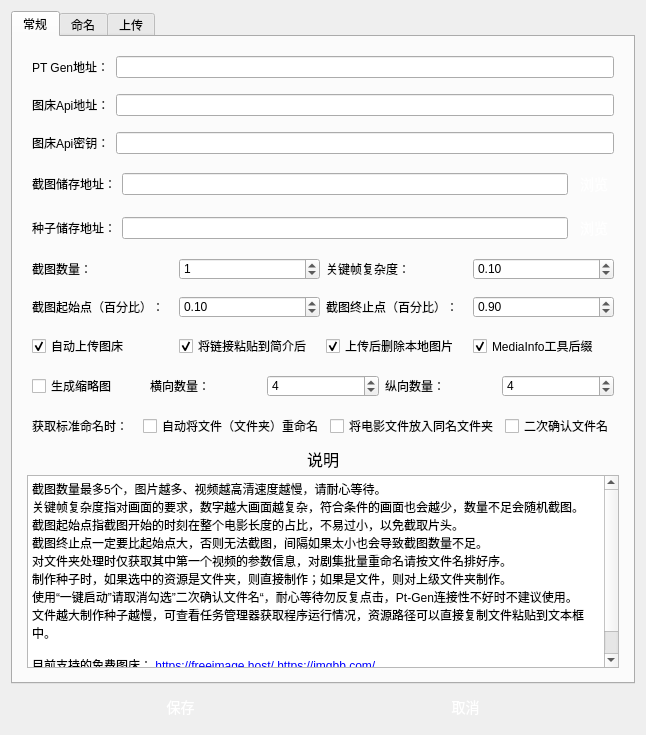
Above: ph-bjd/ui/settings.ui from publish-helper/publish-helper before the change. Below: the same form after it.
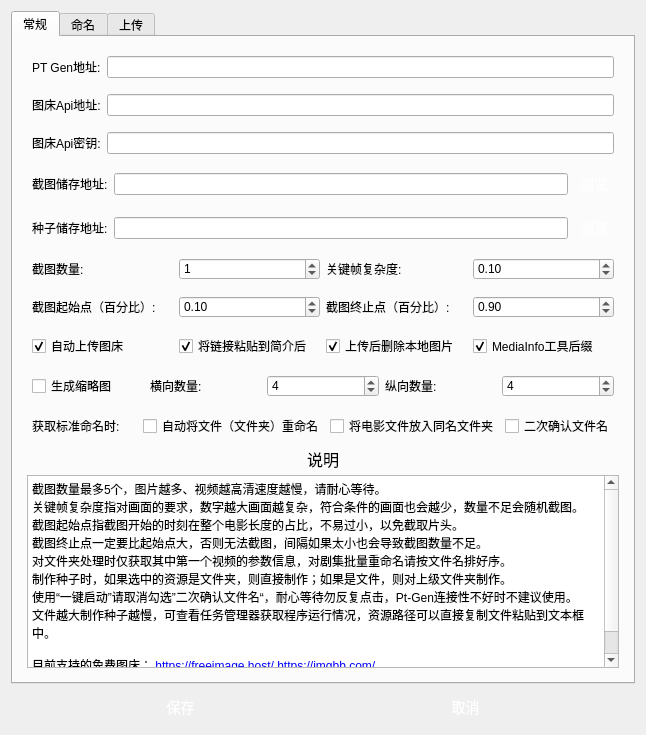
That is the form after the change. The open tabs and pages were chosen to show the change.

Commit message: 修复了剧集单集命名出现“第2-2集”类似情况的bug，增加了短剧一键获取简介的功能。

What changed in the file:
```diff
--- a/ph-bjd/ui/settings.ui
+++ b/ph-bjd/ui/settings.ui
@@ -80,7 +80,7 @@
 </string>
              </property>
              <property name="text">
-              <string>PT Gen地址：</string>
+              <string>PT Gen地址:</string>
              </property>
             </widget>
            </item>
@@ -163,7 +163,7 @@
 </string>
              </property>
              <property name="text">
-              <string>图床Api地址：</string>
+              <string>图床Api地址:</string>
              </property>
             </widget>
            </item>
@@ -246,7 +246,7 @@
 </string>
              </property>
              <property name="text">
-              <string>图床Api密钥：</string>
+              <string>图床Api密钥:</string>
              </property>
             </widget>
            </item>
@@ -332,7 +332,7 @@
 </string>
              </property>
              <property name="text">
-              <string>截图储存地址：</string>
+              <string>截图储存地址:</string>
              </property>
             </widget>
            </item>
@@ -456,7 +456,7 @@
 </string>
              </property>
              <property name="text">
-              <string>种子储存地址：</string>
+              <string>种子储存地址:</string>
              </property>
             </widget>
            </item>
@@ -580,7 +580,7 @@
 </string>
              </property>
              <property name="text">
-              <string>截图数量：</string>
+              <string>截图数量:</string>
              </property>
             </widget>
            </item>
@@ -647,7 +647,7 @@
 </string>
              </property>
              <property name="text">
-              <string>关键帧复杂度：</string>
+              <string>关键帧复杂度:</string>
              </property>
             </widget>
            </item>
@@ -736,7 +736,7 @@
 </string>
              </property>
              <property name="text">
-              <string>截图起始点（百分比）：</string>
+              <string>截图起始点（百分比）:</string>
              </property>
             </widget>
            </item>
@@ -809,7 +809,7 @@
 </string>
              </property>
              <property name="text">
-              <string>截图终止点（百分比）：</string>
+              <string>截图终止点（百分比）:</string>
              </property>
             </widget>
            </item>
@@ -1061,7 +1061,7 @@
 </string>
              </property>
              <property name="text">
-              <string>横向数量：</string>
+              <string>横向数量:</string>
              </property>
             </widget>
            </item>
@@ -1131,7 +1131,7 @@
 </string>
              </property>
              <property name="text">
-              <string>纵向数量：</string>
+              <string>纵向数量:</string>
              </property>
             </widget>
            </item>
@@ -1217,7 +1217,7 @@
 </string>
              </property>
              <property name="text">
-              <string>获取标准命名时：</string>
+              <string>获取标准命名时:</string>
              </property>
             </widget>
            </item>
```
Left out of the diff: 30 changed lines with no effect on the pictures. The commit also changes 7 other files.
